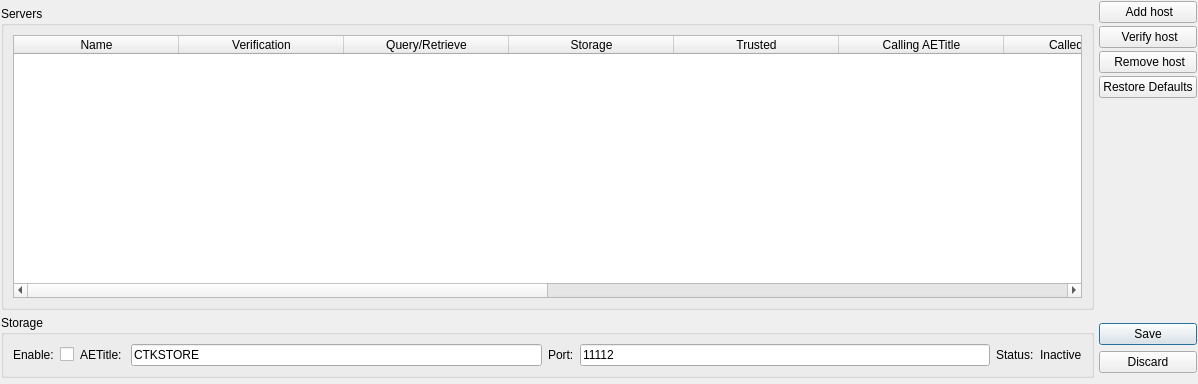
Above: Libs/DICOM/Widgets/Resources/UI/ctkDICOMServerNodeWidget2.ui from commontk/CTK before the change. Below: the same form after it.
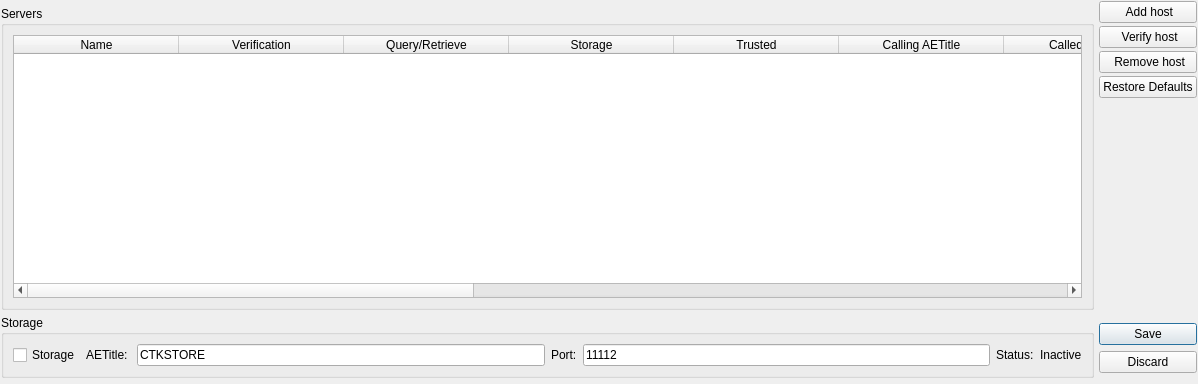
That is the form after the change. Icons and pictures are not drawn. Custom widgets are drawn as their Qt base class.

Commit message: ENH: DICOM browser retrieval scheduling, retries and thumbnail UI

```diff
--- a/Libs/DICOM/Widgets/Resources/UI/ctkDICOMServerNodeWidget2.ui
+++ b/Libs/DICOM/Widgets/Resources/UI/ctkDICOMServerNodeWidget2.ui
@@ -54,35 +54,31 @@
         </property>
        </widget>
       </item>
-      <item row="0" column="1">
+      <item row="0" column="0">
        <widget class="ctkCheckBox" name="StorageEnabledCheckBox">
+        <property name="text">
+         <string>Storage</string>
+        </property>
         <property name="checked">
          <bool>false</bool>
         </property>
        </widget>
       </item>
-      <item row="0" column="4">
+      <item row="0" column="3">
        <widget class="QLabel" name="StoragePortLabel">
         <property name="text">
          <string>Port:</string>
         </property>
        </widget>
       </item>
-      <item row="0" column="2">
+      <item row="0" column="1">
        <widget class="QLabel" name="StorageAETitleLabel">
         <property name="text">
          <string>AETitle: </string>
         </property>
        </widget>
       </item>
-      <item row="0" column="0">
-       <widget class="QLabel" name="StorageEnabledLabel">
-        <property name="text">
-         <string>Enable:</string>
-        </property>
-       </widget>
-      </item>
-      <item row="0" column="3">
+      <item row="0" column="2">
        <widget class="QLineEdit" name="StorageAETitle">
         <property name="text">
          <string>CTKSTORE</string>
@@ -99,7 +95,7 @@
         </property>
        </widget>
       </item>
-      <item row="0" column="5">
+      <item row="0" column="4">
        <widget class="QLineEdit" name="StoragePort">
         <property name="text">
          <string>11112</string>
@@ -136,7 +132,7 @@
          <enum>Qt::ElideRight</enum>
         </property>
         <property name="columnCount">
-         <number>12</number>
+         <number>14</number>
         </property>
         <attribute name="horizontalHeaderVisible">
          <bool>true</bool>
@@ -215,6 +211,16 @@
           <string>Timeout</string>
          </property>
         </column>
+        <column>
+         <property name="text">
+          <string>Max Workers</string>
+         </property>
+        </column>
+        <column>
+         <property name="text">
+          <string>Max Retry Wait</string>
+         </property>
+        </column>
         <column>
          <property name="text">
           <string>Retrieve Protocol</string>
```
Left out of the diff: 4 changed lines with no effect on the pictures. The commit also changes 72 other files.
